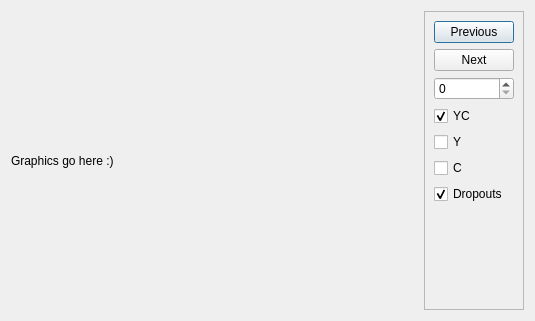
Old version of the form tools/ld-analyse/oscilloscopedialog.ui in the repository happycube/ld-decode.
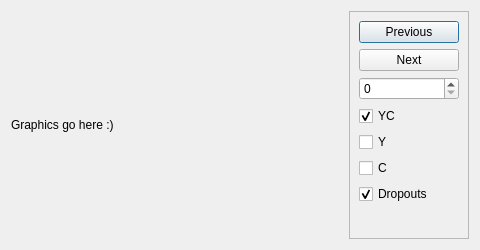
New version of the form.

```diff
--- a/tools/ld-analyse/oscilloscopedialog.ui
+++ b/tools/ld-analyse/oscilloscopedialog.ui
@@ -6,10 +6,16 @@
    <rect>
     <x>0</x>
     <y>0</y>
-    <width>535</width>
-    <height>321</height>
+    <width>480</width>
+    <height>250</height>
    </rect>
   </property>
+  <property name="minimumSize">
+   <size>
+    <width>480</width>
+    <height>250</height>
+   </size>
+  </property>
   <property name="maximumSize">
    <size>
     <width>16777215</width>
@@ -31,7 +37,7 @@
     <widget class="QFrame" name="frame">
      <property name="minimumSize">
       <size>
-       <width>100</width>
+       <width>120</width>
        <height>130</height>
       </size>
      </property>
```
